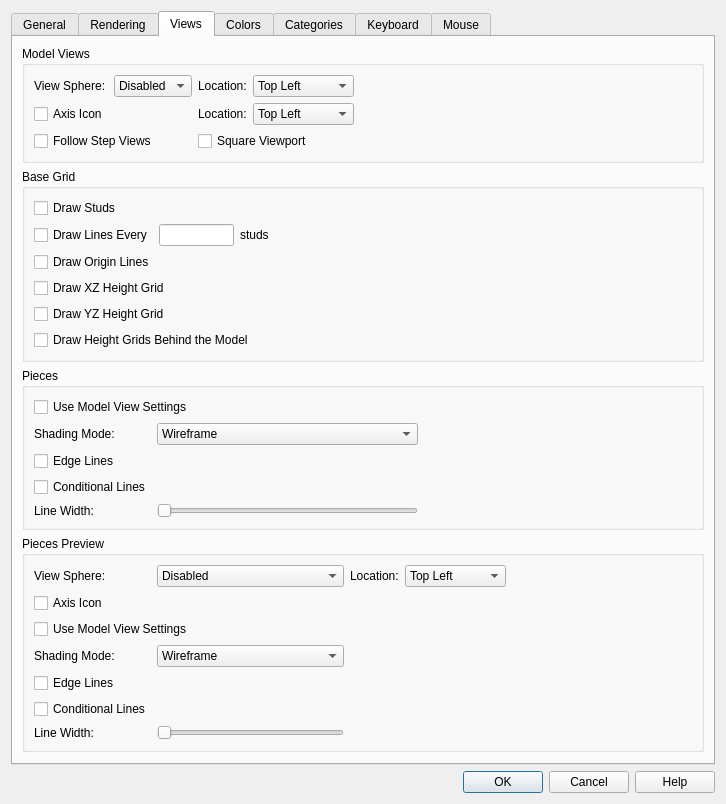
Qt form qt/lc_qpreferencesdialog.ui (nathaneltitane/studworks) before a commit.
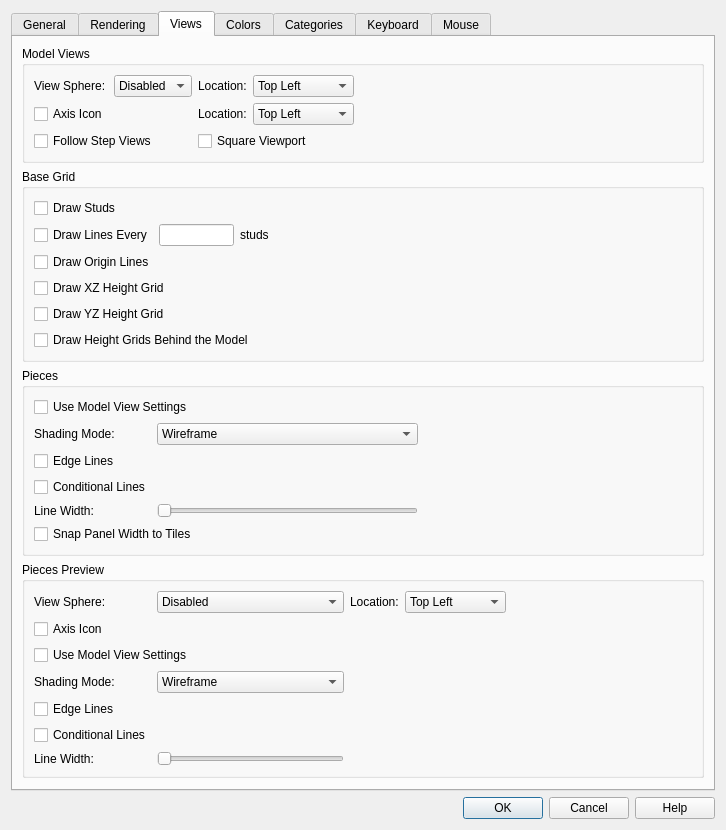
The same form after that commit. The open tabs and pages were chosen to show the change. Icons and pictures are not drawn.

Commit message: Add an option to snap the pieces panel width to its tiles, and snap a single column too

The edit to the form file:
```diff
--- a/qt/lc_qpreferencesdialog.ui
+++ b/qt/lc_qpreferencesdialog.ui
@@ -1410,6 +1410,16 @@
             </property>
            </spacer>
           </item>
+          <item row="5" column="0" colspan="3">
+           <widget class="QCheckBox" name="PiecesSnapToTiles">
+            <property name="toolTip">
+             <string>Snap the width of the docked pieces panel to whole thumbnail tiles after resizing it.</string>
+            </property>
+            <property name="text">
+             <string>Snap Panel Width to Tiles</string>
+            </property>
+           </widget>
+          </item>
          </layout>
         </widget>
        </item>
```
The commit also changes 9 other files.
